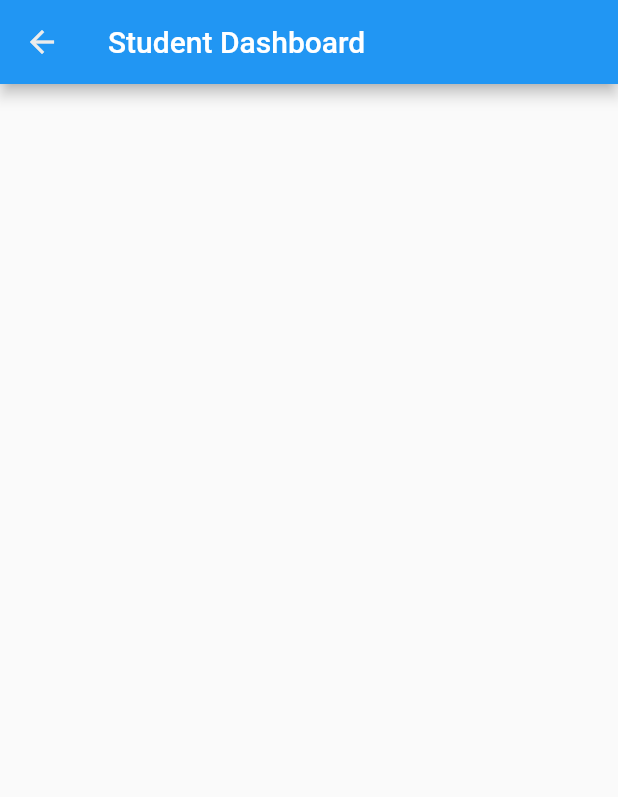
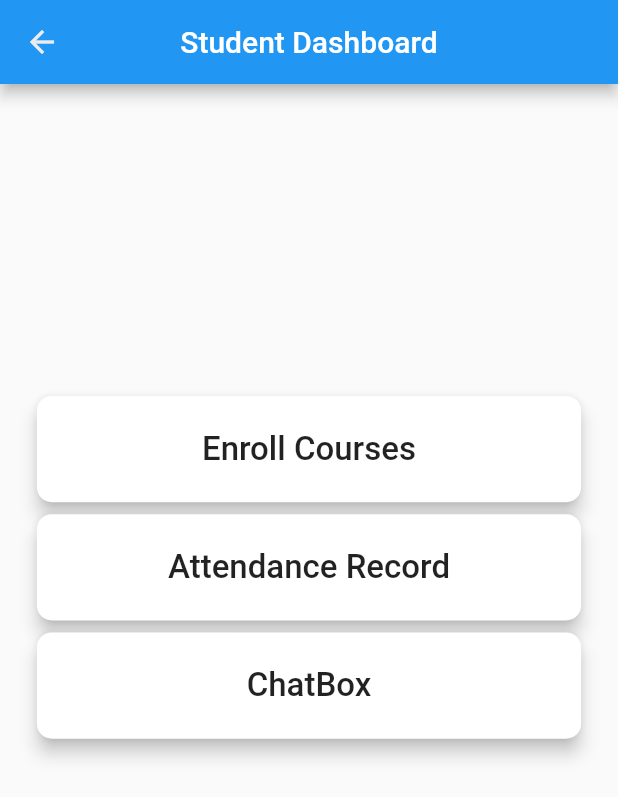
Before and after one commit to Farazkhanbwn/attendance_app, a Flutter app: the StudentView screen opened directly, on a phone screen of 412 x 824 dp. Shown: the top 797 px of the screen. Run offline on Flutter 3.47's test engine with Material 2 defaults, Android fonts, the phone set to English and light mode, and no system bars; our stand-ins replace another_flushbar, cloud_firestore, firebase_auth, firebase_core, fluttertoast, lottie; accounts and stored records are empty.

```diff
--- a/lib/chatgpt/test1.dart
+++ b/lib/chatgpt/test1.dart
@@ -64,7 +64,7 @@ class _CoursesShowState extends State<CoursesShow7> {
         // mainAxisAlignment: MainAxisAlignment.spaceBetween,
         children: [
           FutureBuilder<QuerySnapshot>(
-            future: Future.delayed(Duration(seconds: 2))
+            future: Future.delayed(const Duration(seconds: 2))
                 .then((_) => _coursesStream.first),
             builder: (context, snapshot) {
               if (snapshot.connectionState == ConnectionState.waiting) {
@@ -87,14 +87,14 @@ class _CoursesShowState extends State<CoursesShow7> {
                         elevation: 5,
                         child: ListTile(
                           title: Text(course['courseName'] ?? ''),
-                          subtitle: StudentList(course['students'] ?? []),
+                          subtitle: Text(course['teacherName'] ?? ''),
                         ),
                       ),
                     );
                   },
                 );
               }
-              return Center(
+              return const Center(
                 child: Text('No courses found.'),
               );
             },
@@ -104,7 +104,7 @@ class _CoursesShowState extends State<CoursesShow7> {
     );
   }
 
-  Widget StudentList(List<dynamic> students) {
+  Widget studentList(List<dynamic> students) {
     return Column(
       crossAxisAlignment: CrossAxisAlignment.start,
       children: [
--- a/lib/signin.dart
+++ b/lib/signin.dart
@@ -9,6 +9,7 @@ import 'package:attendance_app/chatgpt/test1.dart';
 import 'package:attendance_app/forget_pass.dart';
 import 'package:attendance_app/recover_pass.dart';
 import 'package:attendance_app/splash.dart';
+import 'package:attendance_app/student/student_view.dart';
 import 'package:attendance_app/student_display.dart';
 import 'package:attendance_app/teacher/course_display.dart';
 import 'package:attendance_app/teacher/teacher_view.dart';
@@ -41,7 +42,7 @@ class _SignInState extends State<SignIn> {
         Staticdata.id = credential.user!.uid;
         print('${credential.user!.uid}');
         Navigator.push(
-            context, MaterialPageRoute(builder: (context) => CoursesShow7()));
+            context, MaterialPageRoute(builder: (context) => StudentView()));
         // context,
         // MaterialPageRoute(builder: (context) => AddAdmin()));
         Flushbar(
--- a/lib/student/student_view.dart
+++ b/lib/student/student_view.dart
@@ -10,15 +10,118 @@ class StudentView extends StatefulWidget {
 class _StudentViewState extends State<StudentView> {
   @override
   Widget build(BuildContext context) {
+    final width = MediaQuery.of(context).size.width;
+    final height = MediaQuery.of(context).size.height;
     return Scaffold(
       appBar: AppBar(
         title: const Text('Student Dashboard'),
+        centerTitle: true,
         leading: IconButton(
           icon: const Icon(Icons.arrow_back,
               color: Color.fromARGB(255, 236, 236, 236)),
           onPressed: () => Navigator.of(context).pop(),
         ),
       ),
+      body: SizedBox(
+        width: width,
+        height: height,
+        child: Column(
+          mainAxisAlignment: MainAxisAlignment.center,
+          crossAxisAlignment: CrossAxisAlignment.center,
+          children: [
+            InkWell(
+              onTap: () {
+                // Navigator.push(context,
+                //     MaterialPageRoute(builder: (context) => CoursesShow7()));
+              },
+              child: Padding(
+                padding: EdgeInsets.symmetric(horizontal: width * 0.05),
+                child: Card(
+                  elevation: 5,
+                  shape: RoundedRectangleBorder(
+                    borderRadius: BorderRadius.circular(10),
+                  ),
+                  // margin: EdgeInsets.all(20),
+                  child: Padding(
+                    padding: EdgeInsets.all(width * 0.018),
+                    child: const ListTile(
+                      // leading: Icon(Icons.person),
+                      title: Text(
+                        'Enroll Courses',
+                        style: TextStyle(
+                            fontSize: 22, fontWeight: FontWeight.w500),
+                        textAlign: TextAlign.center,
+                      ),
+                      // subtitle: Text('Music by Julie Gable. Lyrics by Sidney Stein.'),
+                    ),
+                  ),
+                ),
+              ),
+            ),
+            InkWell(
+              onTap: () {
+                // Navigator.push(context,
+                //     MaterialPageRoute(builder: (context) => const Dummy()));
+              },
+              child: Padding(
+                padding: EdgeInsets.symmetric(horizontal: width * 0.05),
+                child: Card(
+                  elevation: 5,
+                  shape: RoundedRectangleBorder(
+                    borderRadius: BorderRadius.circular(10),
+                  ),
+                  // margin: EdgeInsets.all(20),
+                  child: Padding(
+                    padding: EdgeInsets.all(width * 0.018),
+                    child: const ListTile(
+                      // leading: Icon(Icons.person),
+                      title: Text(
+                        'Attendance Record',
+                        style: TextStyle(
+                            fontSize: 22, fontWeight: FontWeight.w500),
+                        textAlign: TextAlign.center,
+                      ),
+                      // subtitle: Text('Music by Julie Gable. Lyrics by Sidney Stein.'),
+                    ),
+                  ),
+                ),
+              ),
+            ),
+            InkWell(
+              onTap: () {
+                // Navigator.push(
+                //     context, MaterialPageRoute(builder: (context) => Dummy()));
+              },
+              child: Padding(
+                padding: EdgeInsets.symmetric(horizontal: width * 0.05),
+                child: Card(
+                  elevation: 5,
+                  shape: RoundedRectangleBorder(
+                    borderRadius: BorderRadius.circular(10),
+                  ),
+                  // margin: EdgeInsets.all(20),
+                  child: Padding(
+                    padding: EdgeInsets.all(width * 0.018),
+                    child: const ListTile(
+                      // leading: Icon(Icons.person),
+                      title: Text(
+                        'ChatBox',
+                        style: TextStyle(
+                            fontSize: 22, fontWeight: FontWeight.w500),
+                        textAlign: TextAlign.center,
+                      ),
+                      // subtitle: Text('Music by Julie Gable. Lyrics by Sidney Stein.'),
+                    ),
+                  ),
+                ),
+              ),
+            ),
+            SizedBox(
+              height: height * 0.15,
+            )
+          ],
+        ),
+      ),
     );
   }
 }
--- a/lib/teacher/teacher_view.dart
+++ b/lib/teacher/teacher_view.dart
@@ -1,5 +1,6 @@
 import 'package:attendance_app/Theme.dart';
 import 'package:attendance_app/add_user.dart';
+import 'package:attendance_app/chatgpt/test1.dart';
 import 'package:attendance_app/chatgpt/test6.dart';
 import 'package:flutter/material.dart';
 import 'package:flutter/src/widgets/container.dart';
@@ -38,8 +39,8 @@ class _TeacherViewState extends State<TeacherView> {
           children: [
             InkWell(
               onTap: () {
-                // Navigator.push(context,
-                //     MaterialPageRoute(builder: (context) => CoursesShow6()));
+                Navigator.push(context,
+                    MaterialPageRoute(builder: (context) => CoursesShow7()));
               },
               child: Padding(
                 padding: EdgeInsets.symmetric(horizontal: width * 0.05),
```
